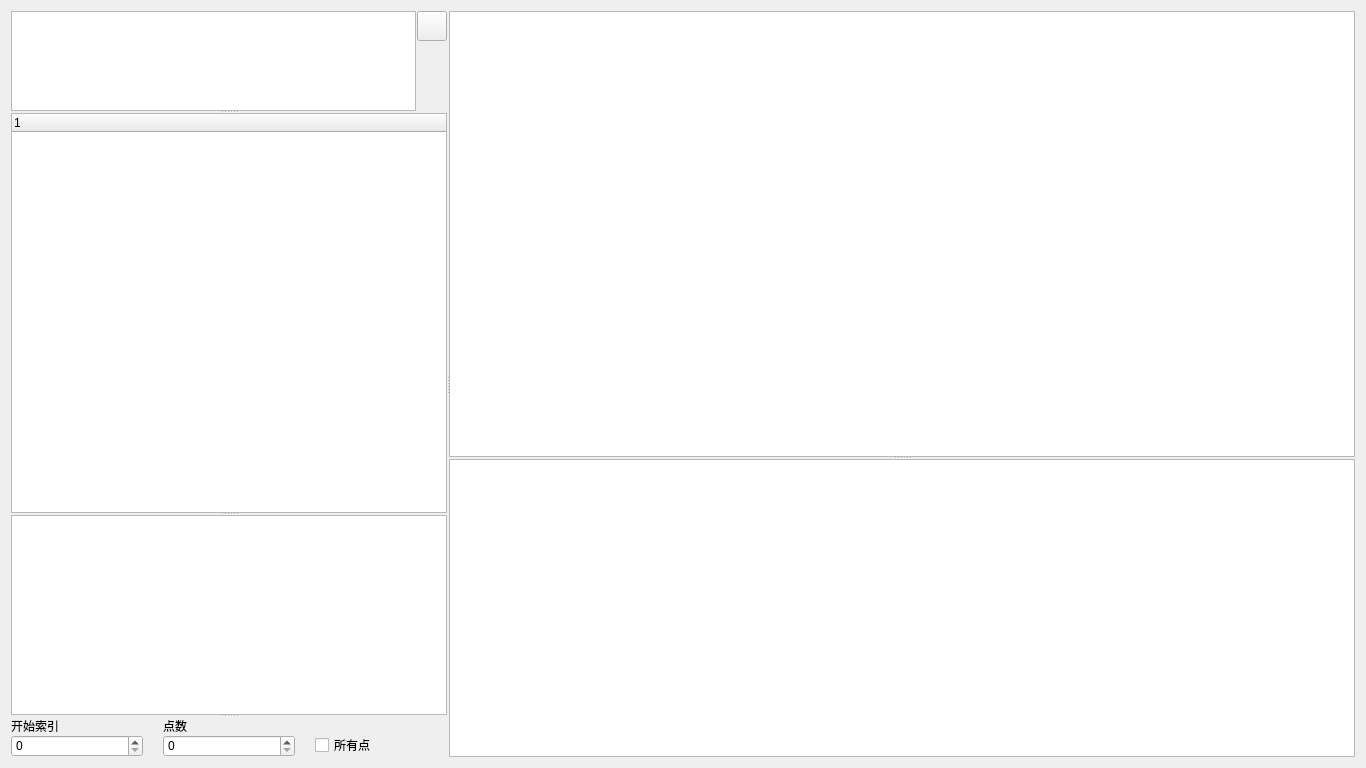
This is ui/tdms_viewer.ui in gonghui-yu/PySide6-TDMS-Viewer as Qt 5 draws it before an edit. The edited form follows.
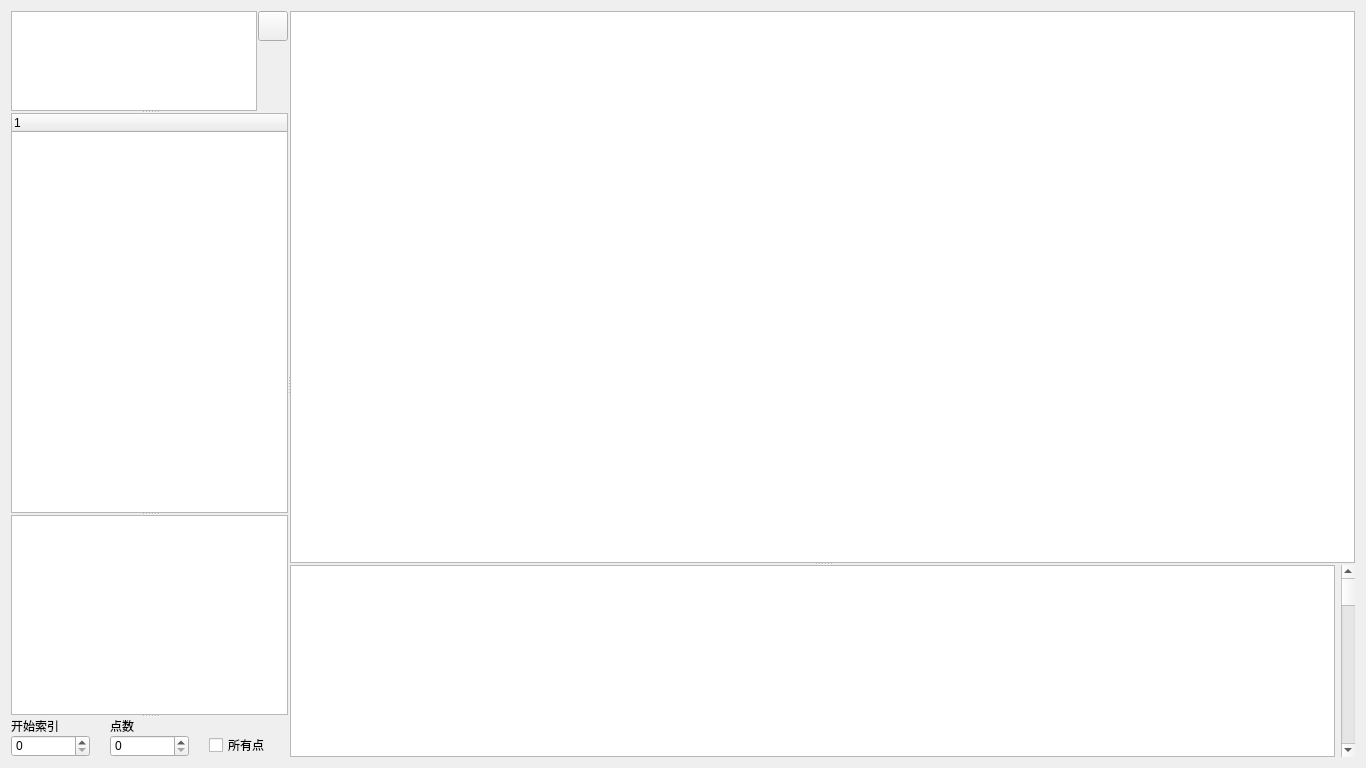
This is the edited form. Icons and pictures are not drawn. Custom widgets are drawn as their Qt base class.

Patch:
```diff
--- a/ui/tdms_viewer.ui
+++ b/ui/tdms_viewer.ui
@@ -25,7 +25,7 @@
   <property name="windowTitle">
    <string>Form</string>
   </property>
-  <layout class="QGridLayout" name="gridLayout_4">
+  <layout class="QGridLayout" name="gridLayout_5">
    <item row="0" column="0">
     <widget class="QSplitter" name="splitter_all">
      <property name="orientation">
@@ -40,7 +40,7 @@
      <widget class="QSplitter" name="splitter_left">
       <property name="sizePolicy">
        <sizepolicy hsizetype="Expanding" vsizetype="Expanding">
-        <horstretch>3</horstretch>
+        <horstretch>2</horstretch>
         <verstretch>0</verstretch>
        </sizepolicy>
       </property>
@@ -317,7 +317,7 @@
      <widget class="QSplitter" name="splitter_right">
       <property name="sizePolicy">
        <sizepolicy hsizetype="Preferred" vsizetype="Expanding">
-        <horstretch>7</horstretch>
+        <horstretch>8</horstretch>
         <verstretch>0</verstretch>
        </sizepolicy>
       </property>
@@ -350,6 +350,23 @@
         </size>
        </property>
       </widget>
+      <widget class="QWidget" name="widget_3" native="true">
+       <layout class="QGridLayout" name="gridLayout_4">
+        <property name="leftMargin">
+         <number>0</number>
+        </property>
+        <property name="topMargin">
+         <number>0</number>
+        </property>
+        <property name="rightMargin">
+         <number>0</number>
+        </property>
+        <property name="bottomMargin">
+         <number>0</number>
+        </property>
+        <item row="0" column="0">
+         <layout class="QHBoxLayout" name="horizontalLayout_2">
+          <item>
       <widget class="QTableView" name="ui_data_list">
        <property name="sizePolicy">
         <sizepolicy hsizetype="Expanding" vsizetype="Preferred">
@@ -363,6 +380,18 @@
          <height>0</height>
         </size>
        </property>
+           </widget>
+          </item>
+          <item>
+           <widget class="QScrollBar" name="ui_data_list_scroll_bar">
+            <property name="orientation">
+             <enum>Qt::Vertical</enum>
+            </property>
+           </widget>
+          </item>
+         </layout>
+        </item>
+       </layout>
       </widget>
      </widget>
     </widget>
```
Lines whose indentation alone changed are shown as unchanged.
